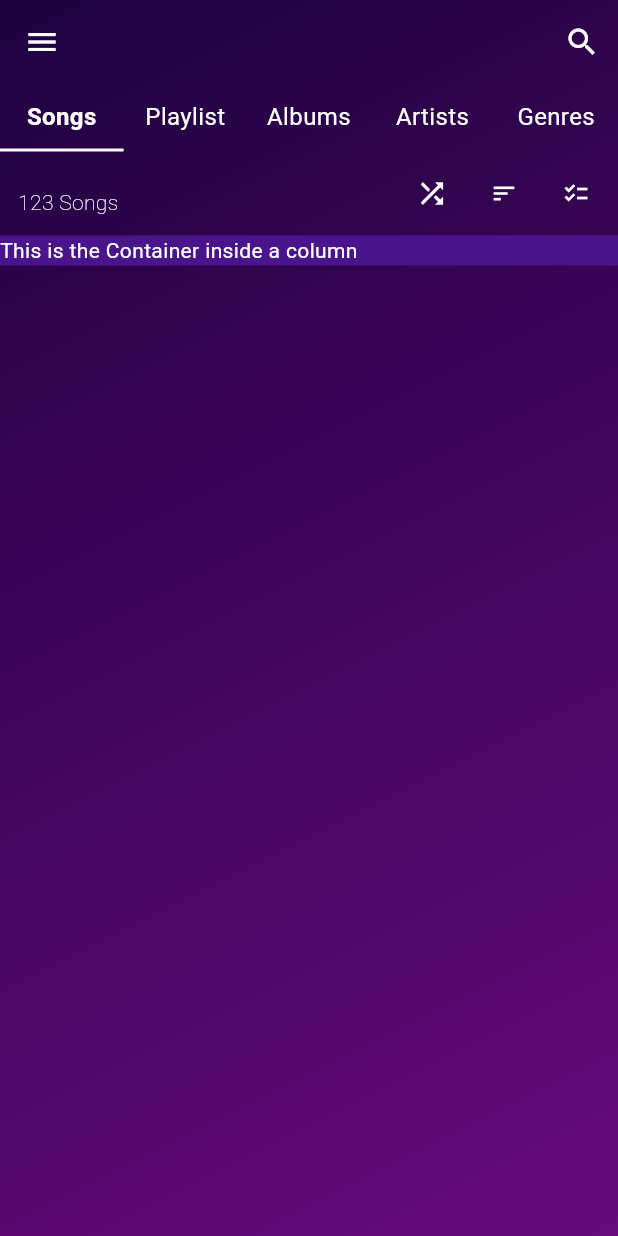
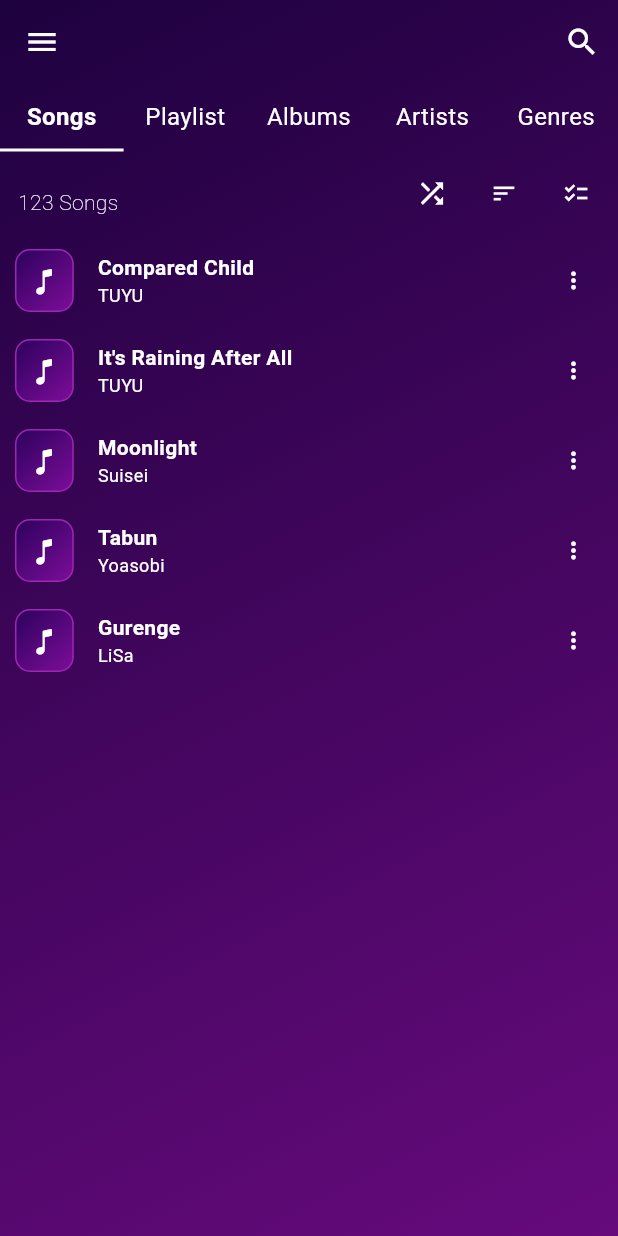
Before and after one commit to PengWin553/pengwin_music_player, a Flutter app: the screen it shows after launch, on a phone screen of 412 x 824 dp. Run offline on Flutter 3.47's test engine with Material 3 defaults, Android fonts, the light colour scheme and no system bars.

Commit message:
update: songs component base ui (compelete)
designed for dynamic integration

```diff
--- a/lib/components/songs/songs.dart
+++ b/lib/components/songs/songs.dart
@@ -1,3 +1,4 @@
+import 'package:flutter/cupertino.dart';
 import 'package:flutter/material.dart';
 
 void main() =>
@@ -11,6 +12,14 @@ class Songs extends StatefulWidget {
 }
 
 class _SongsState extends State<Songs> {
+  List<Song> songs = [
+    Song(title: "Compared Child", artist: "TUYU"),
+    Song(title: "It's Raining After All", artist: "TUYU"),
+    Song(title: "Moonlight", artist: "Suisei"),
+    Song(title: "Tabun", artist: "Yoasobi"),
+    Song(title: "Gurenge", artist: "LiSa"),
+  ];
+
   @override
   Widget build(BuildContext context) {
     return Column(
@@ -67,14 +76,94 @@ class _SongsState extends State<Songs> {
         Column(
           mainAxisAlignment: MainAxisAlignment.start,
           crossAxisAlignment: CrossAxisAlignment.stretch,
-          children: [
-            Container(
-              color: Colors.purple[900],
-              child: Text('This is the Container inside a column', style: TextStyle(color: Colors.white))
-            )
-          ],
-        )
+          children:
+              songs.map((song) {
+                return Container(
+                  padding: EdgeInsets.fromLTRB(10, 6, 10, 6),
+                  child: Row(
+                    mainAxisAlignment: MainAxisAlignment.spaceBetween,
+                    children: [
+                      // left container
+                      Expanded(
+                        flex: 1,
+                        child: Container(
+                          padding: EdgeInsets.fromLTRB(0, 10, 0, 10),
+                          decoration: BoxDecoration(
+                            gradient: LinearGradient(
+                              begin: Alignment.topLeft,
+                              end: Alignment.bottomRight,
+                              colors: [
+                                Color.fromARGB(255, 43, 1, 92),
+                                Color.fromARGB(255, 126, 13, 154),
+                              ],
+                            ),
+                            border: Border.all(color: Colors.purple),
+                            borderRadius: BorderRadius.all(
+                              Radius.circular(10.0),
+                            ),
+                          ),
+                          child: Icon(
+                            CupertinoIcons.music_note,
+                            size: 20,
+                            color: Colors.white,
+                          ),
+                        ),
+                      ),
+
+                      // center container
+                      Expanded(
+                        flex: 8,
+                        child: Container(
+                          padding: EdgeInsets.fromLTRB(16, 5, 0, 5),
+                          child: Column(
+                            crossAxisAlignment:
+                                CrossAxisAlignment
+                                    .start, // This aligns children to the left
+                            children: [
+                              Text(
+                                song.title,
+                                style: TextStyle(
+                                  color: Colors.white,
+                                  fontWeight: FontWeight.bold,
+                                ),
+                              ),
+
+                              Text(
+                                song.artist,
+                                style: TextStyle(
+                                  color: Colors.white,
+                                  fontSize: 12.0,
+                                ),
+                              ),
+                            ],
+                          ),
+                        ),
+                      ),
+
+                      // right container
+                      Expanded(
+                        flex: 1,
+                        child: IconButton(
+                          onPressed: () {},
+                          icon: Icon(Icons.more_vert),
+                          color: Colors.white,
+                          iconSize: 18.0,
+                        ),
+                      ),
+                    ],
+                  ),
+                );
+              }).toList(),
+        ),
       ],
     );
   }
 }
+
+// Song class
+class Song {
+  final String title;
+  final String artist;
+
+  Song({required this.title, required this.artist});
+}
```
